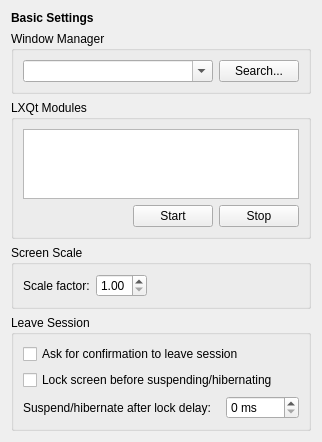
The window that lxqt-config-session/basicsettings.ui (lxqt/lxqt-session) describes before a commit, drawn with Qt 5.
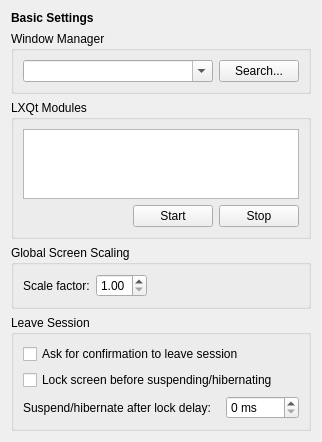
The same window after the commit.

Commit message: Changed the name to "Global Screen Scaling"

The edit to the form file:
```diff
--- a/lxqt-config-session/basicsettings.ui
+++ b/lxqt-config-session/basicsettings.ui
@@ -108,7 +108,7 @@
    <item row="3" column="0">
     <widget class="QGroupBox" name="groupBox_4">
      <property name="title">
-      <string>Screen Scale</string>
+      <string>Global Screen Scaling</string>
      </property>
      <layout class="QFormLayout" name="formLayout">
       <property name="fieldGrowthPolicy">
```
